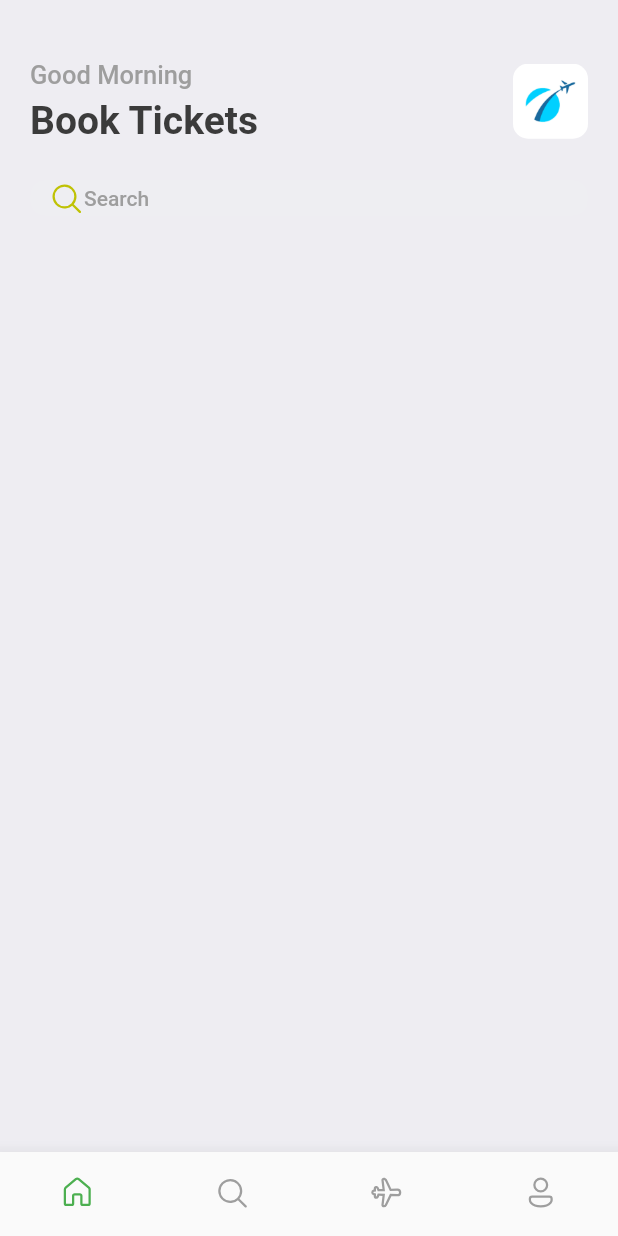
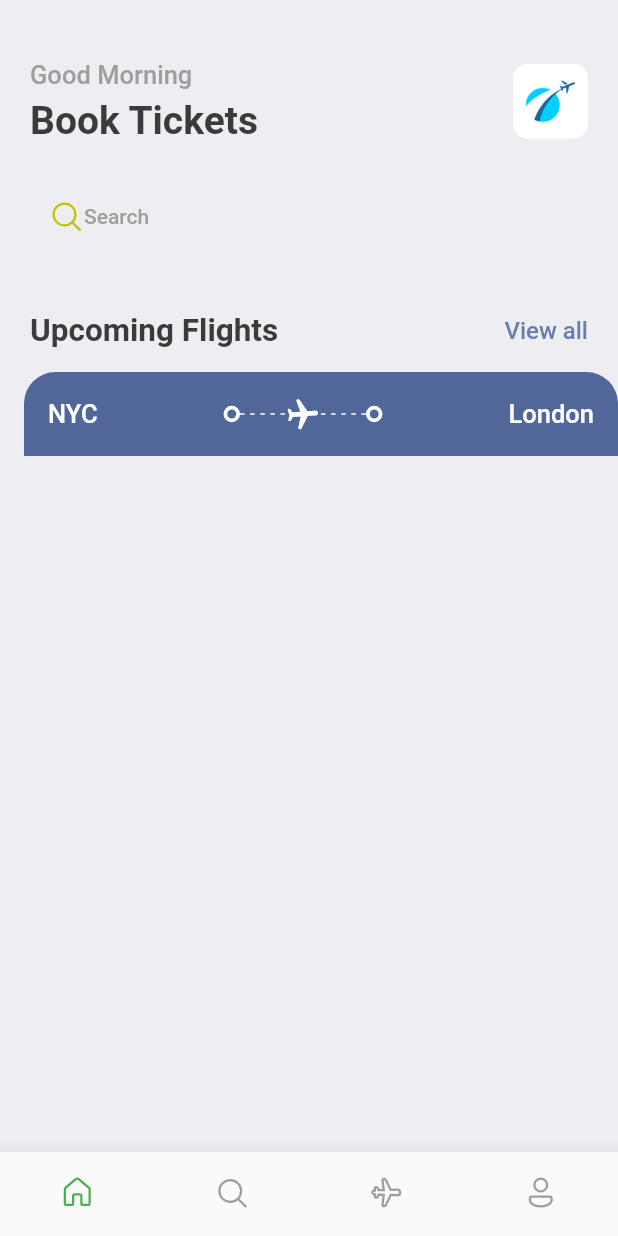
Before and after one commit to whatmmobd3/Book-tickets, a Flutter app: the screen it shows after launch, on a phone screen of 412 x 824 dp. Run offline on Flutter 3.47's test engine with Material 2 defaults, Android fonts, the phone set to English and light mode, and no system bars; our stand-ins replace fluentui_icons, gap.

Commit message:
ticket view

```diff
--- a/lib/screen/home_screen.dart
+++ b/lib/screen/home_screen.dart
@@ -1,3 +1,4 @@
+import 'package:book_tickets/screen/ticket_view.dart';
 import 'package:book_tickets/utils/app_styles.dart';
 import 'package:fluentui_icons/fluentui_icons.dart';
 import 'package:flutter/cupertino.dart';
@@ -44,17 +45,37 @@ class HomeScreen extends StatelessWidget {
                     decoration: BoxDecoration(
                         borderRadius: BorderRadius.circular(10),
                         color: const Color(0xFF4F6F0)),
-                    padding: const EdgeInsets.symmetric(horizontal: 12),
+                    padding: const EdgeInsets.symmetric(
+                        horizontal: 12, vertical: 12),
                     child: Row(
                       children: [
                         const Icon(FluentSystemIcons.ic_fluent_search_regular,
                             color: Color(0xFFBFC205)),
                         Text('Search', style: Styles.headLineStyle4)
                       ],
-                    ))
+                    )),
+                const Gap(40),
+                Row(
+                  mainAxisAlignment: MainAxisAlignment.spaceBetween,
+                  children: [
+                    Text(
+                      "Upcoming Flights",
+                      style: Styles.headLineStyle2,
+                    ),
+                    InkWell(
+                      onTap: (){
+                        print("Tapped");
+                      },
+                        child: Text("View all",
+                            style: Styles.textStyle
+                                .copyWith(color: Styles.primaryColor)))
+                  ],
+                )
               ],
             ),
-          )
+          ),
+          const Gap(15),
+          TicketView()
         ],
       ),
     );
--- /dev/null
+++ b/lib/screen/ticket_view.dart
@@ -0,0 +1,97 @@
+import 'package:book_tickets/utils/app_layout.dart';
+import 'package:book_tickets/utils/app_styles.dart';
+import 'package:book_tickets/widgets/thick_container.dart';
+import 'package:flutter/cupertino.dart';
+import 'package:flutter/material.dart';
+
+class TicketView extends StatelessWidget {
+  const TicketView({Key? key}) : super(key: key);
+
+  @override
+  Widget build(BuildContext context) {
+    final size = AppLayout.getSize(context);
+    return SizedBox(
+      width: size.width,
+      height: 200,
+      child: Container(
+        child: Column(
+          children: [
+            Container(
+              decoration: const BoxDecoration(
+                  color: Color(0xFF526799),
+                  borderRadius: BorderRadius.only(
+                      topLeft: Radius.circular(21),
+                      topRight: Radius.circular(21))),
+              margin: const EdgeInsets.only(left: 16),
+              padding: const EdgeInsets.all(16),
+              child: Column(
+                children: [
+                  Row(
+                    children: [
+                      Text("NYC",
+                          style: Styles.headLineStyle3
+                              .copyWith(color: Colors.white)),
+                      Expanded(child: Container()),
+                      ThickContainer(),
+                      Expanded(
+                          child: Stack(
+                        children: [
+                          SizedBox(
+                            height: 24,
+                            child: LayoutBuilder(
+                              builder: (BuildContext context,
+                                  BoxConstraints constraints) {
+                                print(
+                                    "The width is ${constraints.constrainWidth()}");
+                                return Flex(
+                                  direction: Axis.horizontal,
+                                  mainAxisAlignment:
+                                      MainAxisAlignment.spaceBetween,
+                                  mainAxisSize: MainAxisSize.max,
+                                  children: List.generate(
+                                      (constraints.constrainWidth() / 6)
+                                          .floor(),
+                                      (index) => SizedBox(
+                                            width: 3,
+                                            height: 1,
+                                            child: DecoratedBox(
+                                              decoration: BoxDecoration(
+                                                  color: Colors.white),
+                                            ),
+                                          )),
+                                );
+                              },
+                            ),
+                          ),
+                          Center(
+                            child: Transform.rotate(
+                              angle: 1.5,
+                              child: Icon(
+                                Icons.local_airport_rounded,
+                                color: Colors.white,
+                              ),
+                            ),
+                          ),
+                        ],
+                      )),
+                      ThickContainer(),
+                      Expanded(child: Container()),
+                      Text(
+                        "London",
+                        style:
+                            Styles.headLineStyle3.copyWith(color: Colors.white),
+                      )
+                    ],
+                  ),
+                  Row(children: [
+
+                  ],)
+                ],
+              ),
+            )
+          ],
+        ),
+      ),
+    );
+  }
+}
--- /dev/null
+++ b/lib/utils/app_layout.dart
@@ -0,0 +1,7 @@
+import 'package:flutter/cupertino.dart';
+
+class AppLayout{
+  static getSize(BuildContext context){
+    return MediaQuery.of(context).size;
+  }
+}
--- /dev/null
+++ b/lib/widgets/thick_container.dart
@@ -0,0 +1,17 @@
+import 'package:flutter/cupertino.dart';
+import 'package:flutter/material.dart';
+
+class ThickContainer extends StatelessWidget {
+  const ThickContainer({Key? key}) : super(key: key);
+
+  @override
+  Widget build(BuildContext context) {
+    return Container(
+      padding: const EdgeInsets.all(3.0),
+      decoration: BoxDecoration(
+        borderRadius: BorderRadius.circular(20),
+        border: Border.all(width: 2.5, color: Colors.white)
+      ),
+    );
+  }
+}
```
